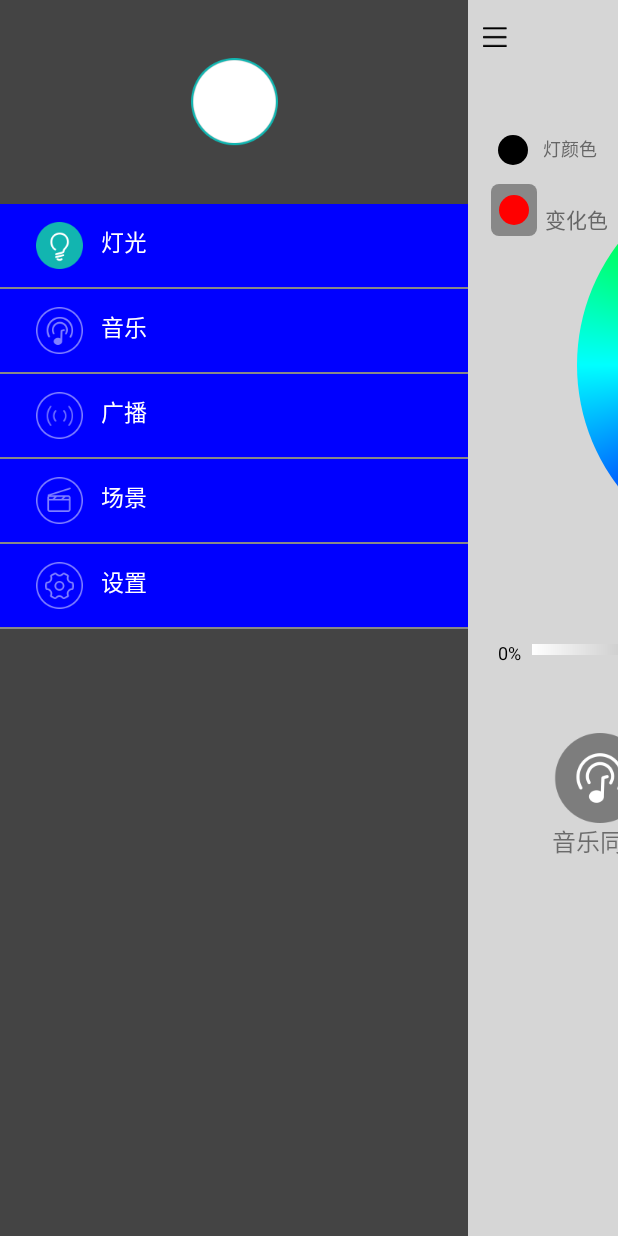
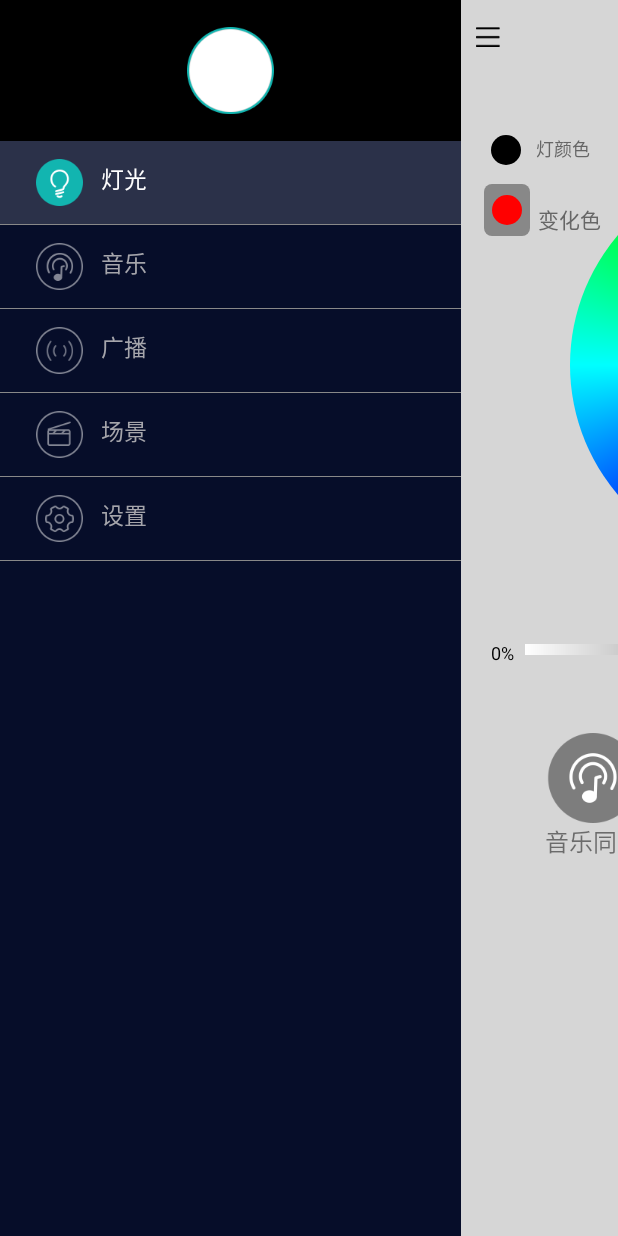
Before and after one commit to yinshijian-kkb/MagicLamp, an Android app: the screen it shows after launch (MyActivity), after a tap on an icon or button, on a phone screen of 412 x 824 dp. Run offline under Robolectric (Android 15) with nearby library versions, the phone set to English and light mode, and no system bars; libraries missing offline, so code that uses them is left out: com.nineoldandroids.animation.

Commit message:
modify left fragment UI

```diff
--- a/MagicLamp/src/main/java/tcl/com/magiclamp/adapter/MenuHolder.java
+++ b/MagicLamp/src/main/java/tcl/com/magiclamp/adapter/MenuHolder.java
@@ -23,6 +23,7 @@ public class MenuHolder extends BaseHolder<MenuItem> {
     };
     private TextView tv_mode;
     private ImageView iv_mode;
+    private View view;
 
     public MenuHolder(Context context) {
         super(context);
@@ -31,8 +32,12 @@ public class MenuHolder extends BaseHolder<MenuItem> {
     @Override
     public void refreshView(MenuItem data) {
         if (data.isChecked){
+            view.setBackgroundColor(UIUtils.getColor(R.color.c_2b3149));
+            tv_mode.setTextColor(UIUtils.getColor(R.color.white));
             iv_mode.setImageResource(checkedIcons[data.getIndex()]);
         }else{
+            view.setBackgroundColor(UIUtils.getColor(R.color.c_060d29));
+            tv_mode.setTextColor(UIUtils.getColor(R.color.c_a5a5ab));
             iv_mode.setImageResource(uncheckedIcons[data.getIndex()]);
         }
         tv_mode.setText(UIUtils.getString(data.getTitle()));
@@ -40,7 +45,7 @@ public class MenuHolder extends BaseHolder<MenuItem> {
 
     @Override
     public View initView(LayoutInflater inflater) {
-        View view = inflater.inflate(R.layout.item_mode, null);
+        view = inflater.inflate(R.layout.item_mode, null);
         tv_mode = (TextView)view.findViewById(R.id.tv_mode);
         iv_mode = (ImageView)view.findViewById(R.id.iv_mode);
         return view;
--- a/MagicLamp/src/main/java/tcl/com/magiclamp/fragment/MainFragment.java
+++ b/MagicLamp/src/main/java/tcl/com/magiclamp/fragment/MainFragment.java
@@ -123,6 +123,7 @@ public class MainFragment extends Fragment implements
     private CheckBox music_arrow, music_play;
     private RelativeLayout music_content;
     private int musicContentHeight;
+    private long mkeyTime;
 
     @Override
     public void onAttach(Activity activity) {
@@ -201,6 +202,7 @@ public class MainFragment extends Fragment implements
 
         //measure music content height
         musicContentHeight = UIUtils.getDimens(R.dimen.music_content_height);
+        mkeyTime = System.currentTimeMillis();
 
         expandCompoundColor(false);
         lampBeanInvalidate();
@@ -314,15 +316,11 @@ public class MainFragment extends Fragment implements
         showLoading();
     }
 
-//    private boolean flag = true;
-
     @Override
     public void onClick(View v) {
         switch (v.getId()) {
             case R.id.iv_header_back:
-                mContext.performClick();//back::showContent
-//                group.setEnabled(flag ? true : false);
-//                flag = !flag;
+                mContext.performSelectLight();//back::showContent
                 break;
             case R.id.tv_header_title:
                 showPop();
@@ -364,7 +362,10 @@ public class MainFragment extends Fragment implements
                 break;
             //touch the music panel
             case R.id.rl_music_content:
-                ToastUtils.showShort(mContext,"ClickMusicPanel");
+                if ((System.currentTimeMillis() - mkeyTime) > 2000) {
+                    mContext.performChange2Music();
+                }
+                mkeyTime = System.currentTimeMillis();
                 break;
             default:
                 break;
--- /dev/null
+++ b/MagicLamp/src/main/res/anim/fade_down.xml
@@ -0,0 +1,8 @@
+<?xml version="1.0" encoding="utf-8"?>
+<set xmlns:android="http://schemas.android.com/apk/res/android">
+    <translate
+        android:duration="3000"
+        android:fromYDelta="0%p"
+        android:interpolator="@android:anim/accelerate_interpolator"
+        android:toYDelta="-100%p" />
+</set>
--- a/MagicLamp/src/main/res/layout/fragment_left_menu.xml
+++ b/MagicLamp/src/main/res/layout/fragment_left_menu.xml
@@ -2,26 +2,32 @@
 <RelativeLayout xmlns:android="http://schemas.android.com/apk/res/android"
     android:layout_width="match_parent"
     android:layout_height="match_parent"
-    android:background="@color/dkgray"
+    android:background="@color/black"
     android:gravity="center_vertical">
 
     <ImageView
         android:id="@+id/iv_userinfo"
-        android:layout_width="100dp"
-        android:layout_height="100dp"
-        android:scaleType="center"
+        android:layout_width="58dp"
+        android:layout_height="58dp"
         android:layout_centerHorizontal="true"
+        android:layout_marginBottom="18dp"
         android:layout_marginTop="18dp"
-        android:layout_marginBottom="18dp"
-        android:src="@drawable/logo"/>
+        android:scaleType="centerCrop"
+        android:src="@drawable/logo_a" />
 
-    <ListView
-        android:id="@+id/lv_items"
+    <FrameLayout
         android:layout_width="match_parent"
         android:layout_height="match_parent"
         android:layout_below="@id/iv_userinfo"
-        android:cacheColorHint="@color/transparent"
-        android:dividerHeight="1dp"
-        android:divider="@color/gray"
-        android:listSelector="@color/white" />
+        android:background="@color/c_060d29">
+
+        <ListView
+            android:id="@+id/lv_items"
+            android:layout_width="match_parent"
+            android:layout_height="match_parent"
+            android:cacheColorHint="@color/transparent"
+            android:divider="@color/gray"
+            android:dividerHeight="0.5dp"
+            android:listSelector="@color/c_1f263f" />
+    </FrameLayout>
 </RelativeLayout>
--- a/MagicLamp/src/main/res/layout/item_mode.xml
+++ b/MagicLamp/src/main/res/layout/item_mode.xml
@@ -2,7 +2,7 @@
 <RelativeLayout xmlns:android="http://schemas.android.com/apk/res/android"
     android:layout_width="match_parent"
     android:layout_height="wrap_content"
-    android:background="@color/blue"
+    android:background="@color/c_060d29"
     android:paddingLeft="12dp">
 
     <ImageView
--- a/MagicLamp/src/main/res/values/colors.xml
+++ b/MagicLamp/src/main/res/values/colors.xml
@@ -115,4 +115,8 @@
     <color name="c_078d9f">#ff078d9f</color>
     <color name="c_bcbcbc">#ffbcbcbc</color>
     <color name="c_3c3e45">#ff3c3e45</color>
+    <color name="c_a5a5ab">#ffa5a5ab</color>
+    <color name="c_2b3149">#ff2b3149</color>
+    <color name="c_060d29">#ff060d29</color>
+    <color name="c_1f263f">#ff1f263f</color>
 </resources>
--- a/MagicLamp/src/main/res/values/dimens.xml
+++ b/MagicLamp/src/main/res/values/dimens.xml
@@ -2,7 +2,7 @@
 
     <!-- Default screen margins, per the Android Design guidelines. -->
     <dimen name="shadow_width">3dp</dimen>
-    <dimen name="slidingmenu_offset">100dp</dimen>
+    <dimen name="slidingmenu_offset">105dp</dimen>
     <dimen name="disable_width">123px</dimen>
     <dimen name="disable_height">120px</dimen>
     <dimen name="brightness_bar_height">7dp</dimen>
```
Also changed, not shown: MagicLamp/src/main/java/tcl/com/magiclamp/MyActivity.java (+37 -14 lines), MagicLamp/src/main/res/drawable-xhdpi/logo.png, MagicLamp/src/main/res/drawable-xhdpi/logo_a.png (added).
